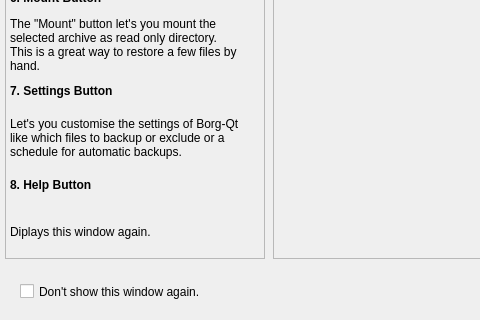
Qt form borg_qt/static/UI/Help.ui (Nebucatnetzer/borg-qt) before a commit; both pictures show x 0 to 480 and y 489 to 809 of the 1088 by 809 pixel window.
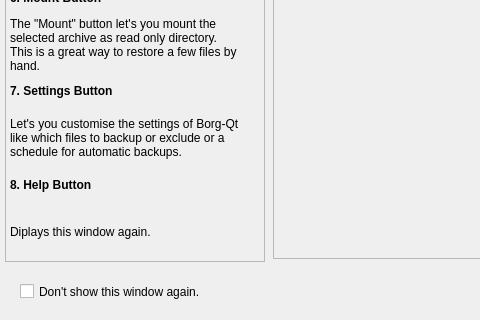
The same form after that commit. Icons and pictures are not drawn.

Commit message: fix the window size of the help window

```diff
--- a/borg_qt/static/UI/Help.ui
+++ b/borg_qt/static/UI/Help.ui
@@ -10,6 +10,24 @@
     <height>809</height>
    </rect>
   </property>
+  <property name="minimumSize">
+   <size>
+    <width>1088</width>
+    <height>809</height>
+   </size>
+  </property>
+  <property name="maximumSize">
+   <size>
+    <width>1088</width>
+    <height>809</height>
+   </size>
+  </property>
+  <property name="baseSize">
+   <size>
+    <width>1088</width>
+    <height>809</height>
+   </size>
+  </property>
   <property name="windowTitle">
    <string>Dialog</string>
   </property>
@@ -365,13 +383,13 @@
      <x>5</x>
      <y>10</y>
      <width>260</width>
-     <height>738</height>
+     <height>741</height>
     </rect>
    </property>
    <property name="maximumSize">
     <size>
      <width>260</width>
-     <height>738</height>
+     <height>900</height>
     </size>
    </property>
    <property name="frameShape">
```
Left out of the diff: 14 changed lines with no effect on the pictures.
